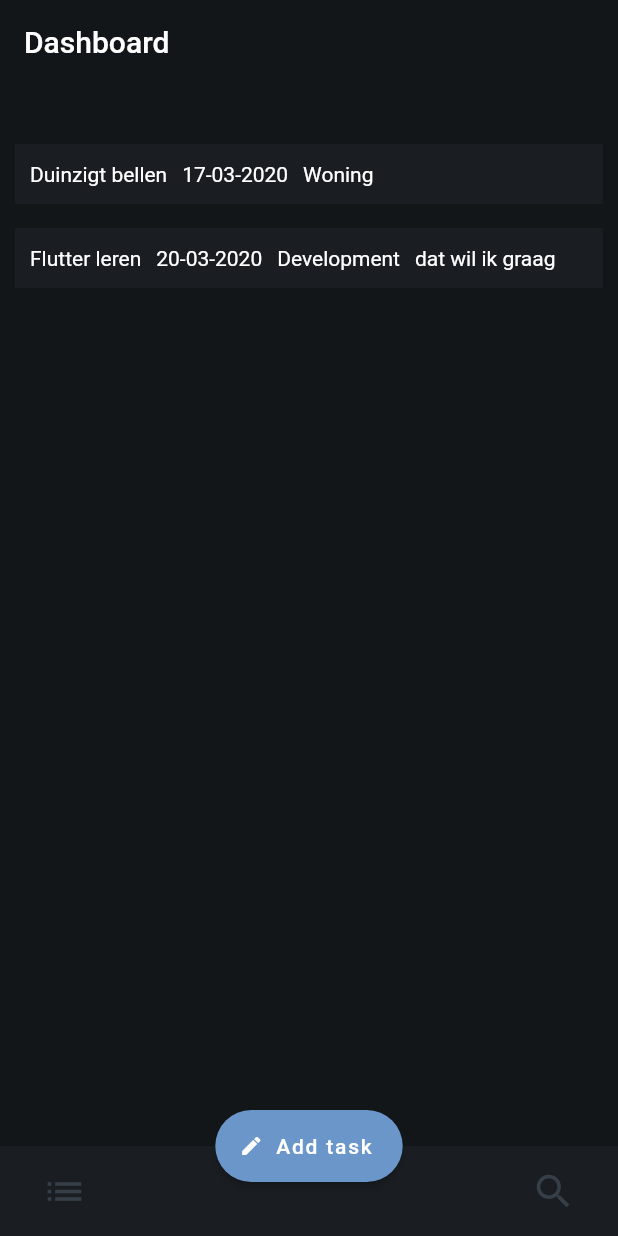
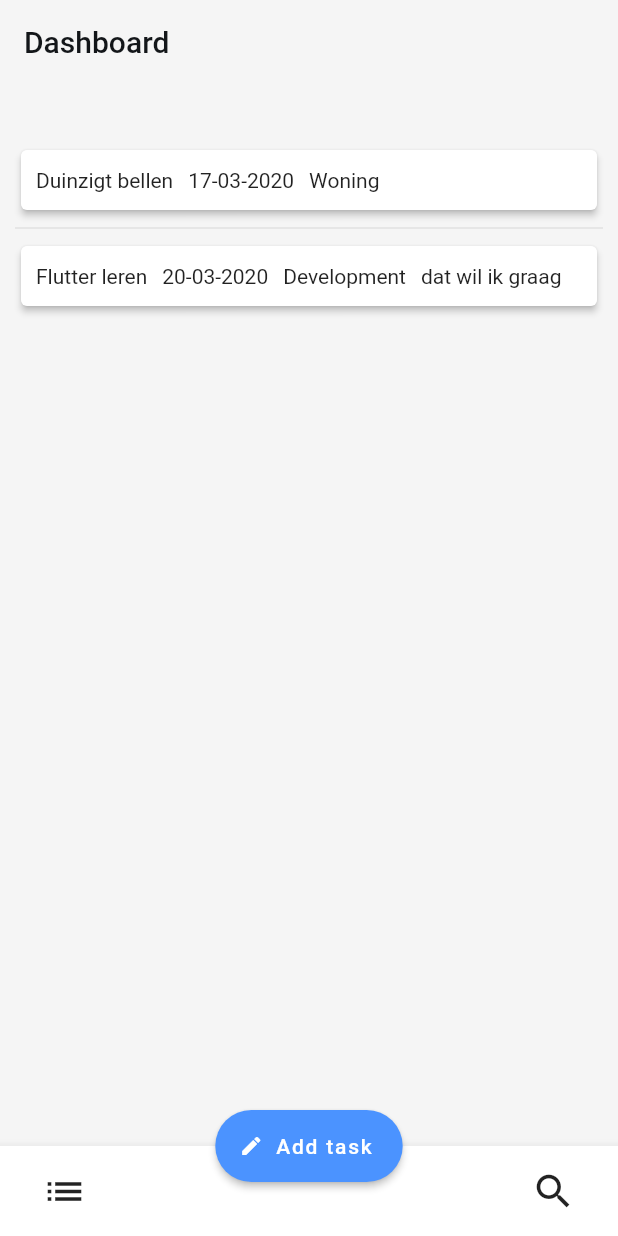
Before and after one commit to timlogemann/todo-flutter, a Flutter app: the screen it shows after launch, on a phone screen of 412 x 824 dp. Run offline on Flutter 3.47's test engine with Material 2 defaults, Android fonts, the phone set to English and light mode, and no system bars; our stand-ins replace bloc, equatable, flutter_bloc.

Commit message:
add dark and light theme :D

```diff
--- a/lib/main.dart
+++ b/lib/main.dart
@@ -17,14 +17,41 @@ class MyApp extends StatelessWidget {
     return MaterialApp(
       title: 'Flutter Demo',
       theme: ThemeData(
-        primaryColor: Color.fromARGB(255, 106, 150, 201),
-        primaryColorDark: Color.fromARGB(255, 106, 150, 201),
-        primaryColorLight: Color.fromARGB(255, 106, 150, 201),
-        backgroundColor: Color.fromARGB(255, 19, 22, 25),
-        cardColor: Color.fromARGB(255, 54, 63, 71),
-        accentColor: Color.fromARGB(255, 54, 63, 71),
-        bottomAppBarColor: Color.fromARGB(255, 26, 30, 34),
-      ),
+          brightness: Brightness.light,
+          primaryColor: Color.fromARGB(255, 75, 147, 255),
+          primaryColorDark: Color.fromARGB(255, 106, 150, 201),
+          primaryColorLight: Color.fromARGB(255, 106, 150, 201),
+          backgroundColor: Color.fromARGB(255, 245, 245, 245),
+          cardTheme: CardTheme(
+            color: Color.fromARGB(255, 255, 255, 255),
+            elevation: 2.0,
+          ),
+          accentColor: Color.fromARGB(255, 54, 63, 71),
+          bottomAppBarTheme: BottomAppBarTheme(
+              color: Color.fromARGB(255, 255, 255, 255), elevation: 6.0),
+          primaryTextTheme: TextTheme(
+            headline: TextStyle(color: Color.fromARGB(255, 19, 22, 25)),
+            body1: TextStyle(color: Color.fromARGB(255, 19, 22, 25)),
+            title: TextStyle(color: Color.fromARGB(255, 19, 22, 25)),
+          )),
+      darkTheme: ThemeData(
+          brightness: Brightness.dark,
+          primaryColor: Color.fromARGB(255, 106, 150, 201),
+          primaryColorDark: Color.fromARGB(255, 106, 150, 201),
+          primaryColorLight: Color.fromARGB(255, 106, 150, 201),
+          backgroundColor: Color.fromARGB(255, 19, 22, 25),
+          cardTheme: CardTheme(
+            color: Color.fromARGB(255, 54, 63, 71),
+            elevation: 2.0,
+          ),
+          accentColor: Color.fromARGB(255, 54, 63, 71),
+          bottomAppBarTheme: BottomAppBarTheme(
+              color: Color.fromARGB(255, 26, 30, 34), elevation: 6.0),
+          primaryTextTheme: TextTheme(
+            headline: TextStyle(color: Color.fromARGB(255, 230, 225, 222)),
+            body1: TextStyle(color: Color.fromARGB(255, 230, 225, 222)),
+            title: TextStyle(color: Color.fromARGB(255, 230, 225, 222)),
+          )),
       home: HomePage(title: 'Dashboard'),
       routes: <String, WidgetBuilder>{
         '/create': (BuildContext context) => FormRoute(title: 'Create Task'),
--- a/lib/routes/home/home_route.dart
+++ b/lib/routes/home/home_route.dart
@@ -4,7 +4,6 @@ import 'package:flutter_bloc/flutter_bloc.dart';
 import 'package:todone/blocs/task/task_bloc.dart';
 import 'package:todone/blocs/task/task_index.dart';
 import 'package:todone/widgets/index.dart';
-import 'package:todone/routes/index.dart';
 
 class HomePage extends StatefulWidget {
   HomePage({Key key, this.title}) : super(key: key);
@@ -73,8 +72,6 @@ class _HomePageState extends State<HomePage> {
         ),
       ),
       bottomNavigationBar: BottomAppBar(
-        color: Theme.of(context).bottomAppBarColor,
-        elevation: 5,
         child: Container(
           height: 60,
           child: Row(
@@ -84,8 +81,8 @@ class _HomePageState extends State<HomePage> {
               IconButton(
                 iconSize: 30.0,
                 padding: EdgeInsets.only(left: 28.0),
+                color: Theme.of(context).textTheme.body1.color,
                 icon: Icon(Icons.list),
-                color: Theme.of(context).accentColor,
                 onPressed: () {},
               ),
               // IconButton(
@@ -104,7 +101,7 @@ class _HomePageState extends State<HomePage> {
                 iconSize: 30.0,
                 padding: EdgeInsets.only(right: 28.0),
                 icon: Icon(Icons.search),
-                color: Theme.of(context).accentColor,
+                color: Theme.of(context).textTheme.body1.color,
                 onPressed: () {},
               )
             ],
--- a/lib/widgets/task/task.dart
+++ b/lib/widgets/task/task.dart
@@ -12,15 +12,13 @@ class Task extends StatelessWidget {
 
   @override
   Widget build(BuildContext context) {
-    return Container(
-        color: Theme.of(context).bottomAppBarColor,
+    return Card(
         child: Row(children: <Widget>[
       Column(
         children: <Widget>[
           Container(
             child: Text(
               task.todo,
-                  style: TextStyle(color: Colors.white),
             ),
             padding: EdgeInsets.symmetric(horizontal: 5, vertical: 12),
             margin: EdgeInsets.only(left: 5),
@@ -32,7 +30,6 @@ class Task extends StatelessWidget {
           Container(
             child: Text(
               new DateFormat('dd-MM-yyyy').format(task.dueDate),
-                  style: TextStyle(color: Colors.white),
             ),
             padding: EdgeInsets.symmetric(horizontal: 5, vertical: 12),
           )
@@ -43,7 +40,6 @@ class Task extends StatelessWidget {
           Container(
             child: Text(
               task.project,
-                  style: TextStyle(color: Colors.white),
             ),
             padding: EdgeInsets.symmetric(horizontal: 5, vertical: 12),
           )
@@ -54,7 +50,6 @@ class Task extends StatelessWidget {
           Container(
             child: Text(
               task.note,
-                  style: TextStyle(color: Colors.white),
             ),
             padding: EdgeInsets.symmetric(horizontal: 5, vertical: 12),
             margin: EdgeInsets.only(right: 5),
```
Lines whose indentation alone changed are shown as unchanged.
